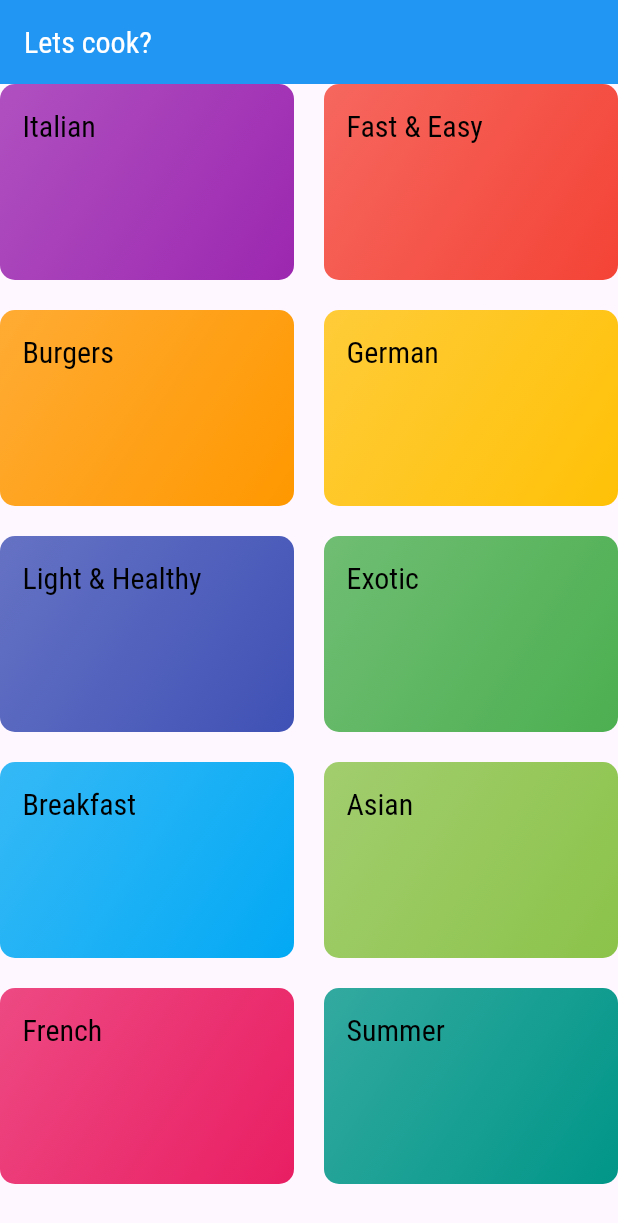
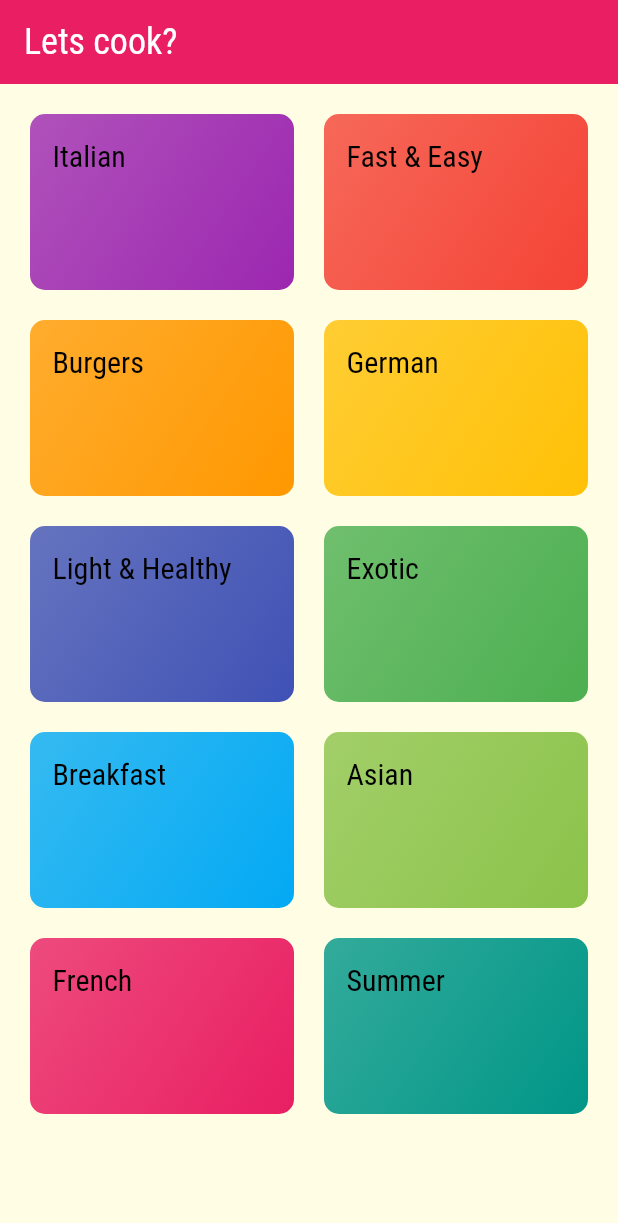
Before and after one commit to davisiqueira1/flutter_meals_app, a Flutter app: the screen it shows after launch, on a phone screen of 412 x 824 dp. Shown: the top 1223 px of the screen. Run offline on Flutter 3.47's test engine with Material 3 defaults, Android fonts, the phone set to English and light mode, and no system bars.

Commit message:
feat: apply theme on CategoryScreen component

```diff
--- a/lib/screens/categories_screen.dart
+++ b/lib/screens/categories_screen.dart
@@ -10,15 +10,18 @@ class CategoriesScreen extends StatelessWidget {
   Widget build(BuildContext context) {
     return Scaffold(
       appBar: AppBar(
-        backgroundColor: Colors.blue,
+        backgroundColor: Theme.of(context).colorScheme.primary,
         title: const Text(
           "Lets cook?",
           style: TextStyle(
+            fontSize: 24,
             color: Colors.white,
           ),
         ),
       ),
+      backgroundColor: Theme.of(context).canvasColor,
       body: GridView(
+        padding: const EdgeInsets.all(20),
         gridDelegate: const SliverGridDelegateWithMaxCrossAxisExtent(
           maxCrossAxisExtent: 200,
           childAspectRatio: 3 / 2, // (or just 1.5)
```
